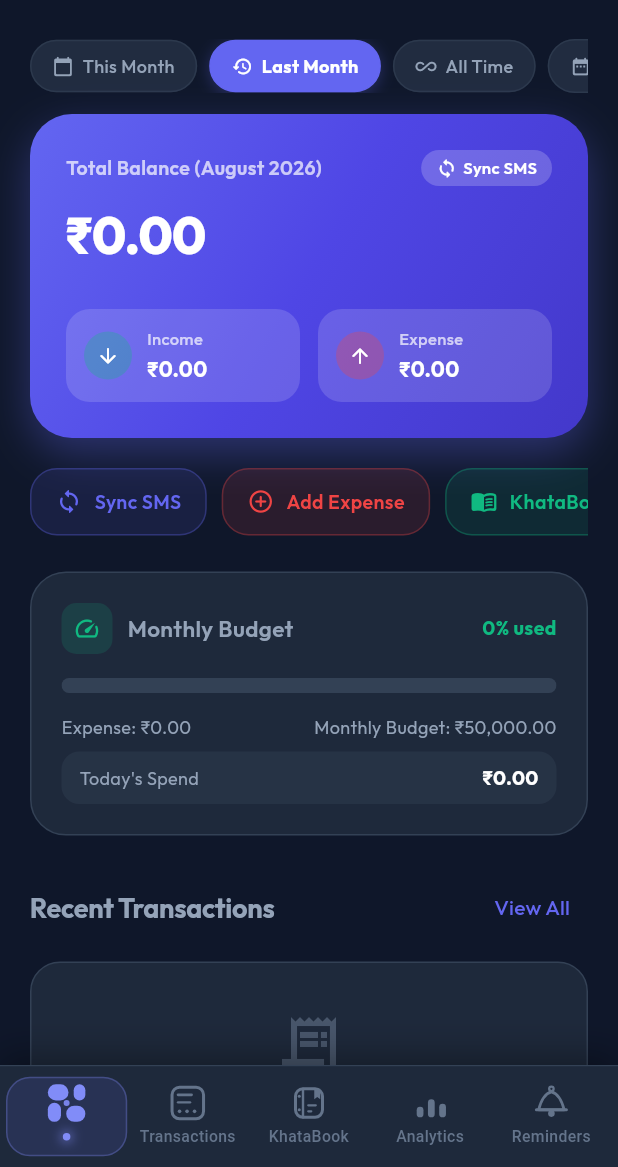
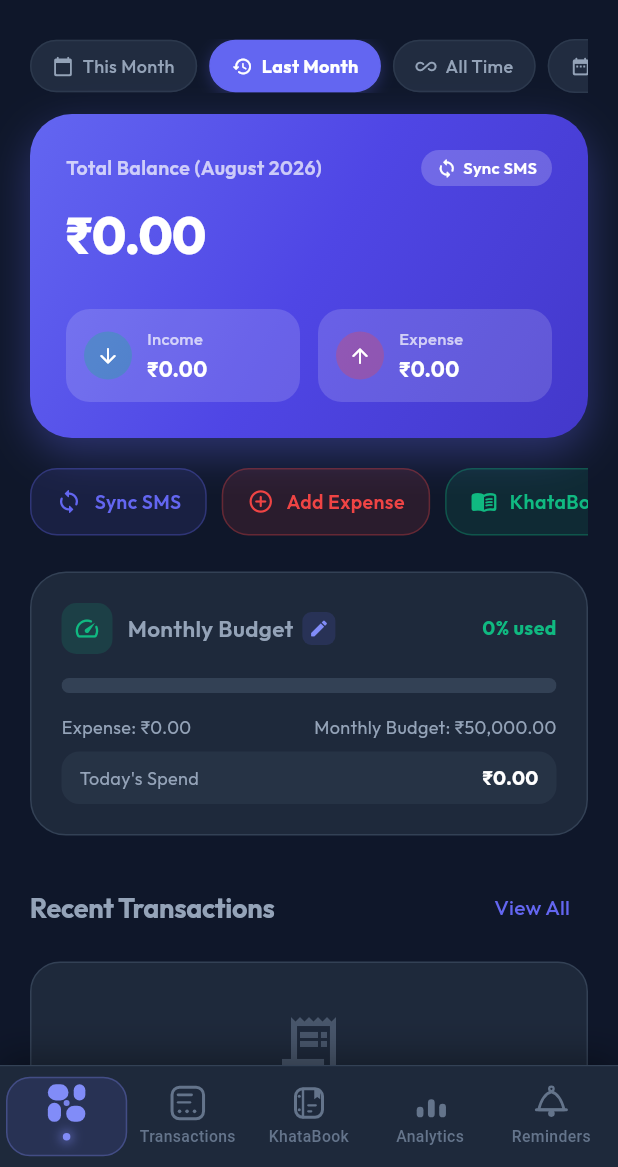
Before and after one commit to rai-ms/expense_tracker, a Flutter app: the screen it shows after launch, after a tap on "Last Month", on a phone screen of 412 x 824 dp, the part 69-1236 px from its top. Run offline on Flutter 3.47's test engine with Material 3 defaults, Android fonts, the phone set to English and light mode, and no system bars; our stand-ins replace bot_toast, equatable, fl_chart, flutter_bloc, flutter_local_notifications, flutter_native_contact_picker and 11 more; missing offline and left inert: flutter_sms_inbox; generated files the repository leaves out were written again.

Commit message:
feat: allow users to adjust and persist monthly budget from SpendMeter on dashboard

```diff
--- a/lib/presentation/modules/dashboard/bloc/dashboard_bloc.dart
+++ b/lib/presentation/modules/dashboard/bloc/dashboard_bloc.dart
@@ -1,5 +1,6 @@
 import 'package:injectable/injectable.dart';
 import 'package:intl/intl.dart';
+import 'package:shared_preferences/shared_preferences.dart';
 
 import '../../../../core/base/bloc_base/base_bloc.dart';
 import '../../../../core/base/bloc_base/bloc_event.dart';
@@ -13,6 +14,8 @@ part 'dashboard_state.dart';
 
 @injectable
 class DashboardBloc extends BaseBloc<DashboardEvent, DashboardData> {
+  static const String _prefMonthlyBudgetKey = 'user_monthly_budget_amount';
+
   final ITransactionRepository _transactionRepository;
   final SmsSyncService _smsSyncService;
 
@@ -24,6 +27,7 @@ class DashboardBloc extends BaseBloc<DashboardEvent, DashboardData> {
     on<LoadDashboardDataEvent>(_onLoadDashboardData);
     on<SyncSmsEvent>(_onSyncSms);
     on<AddQuickTransactionEvent>(_onAddQuickTransaction);
+    on<UpdateMonthlyBudgetEvent>(_onUpdateMonthlyBudget);
   }
 
   Future<void> _onLoadDashboardData(
@@ -88,13 +92,16 @@ class DashboardBloc extends BaseBloc<DashboardEvent, DashboardData> {
 
       final categoryBreakdown = _transactionRepository.getCategoryBreakdown(start: startDate, end: endDate);
 
+      final prefs = await SharedPreferences.getInstance();
+      final monthlyBudget = prefs.getDouble(_prefMonthlyBudgetKey) ?? 50000.0;
+
       emitSuccess(
         data: DashboardData(
           totalBalance: totalBalance,
           totalIncome: totalIncome,
           totalExpense: totalExpense,
           todaySpend: todaySpend,
-          monthlyBudget: 50000.0,
+          monthlyBudget: monthlyBudget,
           recentTransactions: recent,
           categoryBreakdown: categoryBreakdown,
           activeFilter: event.filter,
@@ -176,4 +183,21 @@ class DashboardBloc extends BaseBloc<DashboardEvent, DashboardData> {
       emitFailed(message: 'Failed to add transaction: $e');
     }
   }
+
+  Future<void> _onUpdateMonthlyBudget(
+    UpdateMonthlyBudgetEvent event,
+    dynamic emit,
+  ) async {
+    try {
+      final prefs = await SharedPreferences.getInstance();
+      await prefs.setDouble(_prefMonthlyBudgetKey, event.newBudget);
+      add(LoadDashboardDataEvent(
+        filter: _currentFilter,
+        customStartDate: _customStart,
+        customEndDate: _customEnd,
+      ));
+    } catch (e) {
+      emitFailed(message: 'Failed to update monthly budget: $e');
+    }
+  }
 }
--- a/lib/presentation/modules/dashboard/bloc/dashboard_event.dart
+++ b/lib/presentation/modules/dashboard/bloc/dashboard_event.dart
@@ -52,3 +52,12 @@ class AddQuickTransactionEvent extends DashboardEvent {
   @override
   List<Object?> get props => [transaction];
 }
+
+/// Event to update and persist monthly budget
+class UpdateMonthlyBudgetEvent extends DashboardEvent {
+  final double newBudget;
+  const UpdateMonthlyBudgetEvent(this.newBudget);
+
+  @override
+  List<Object?> get props => [newBudget];
+}
--- a/lib/presentation/modules/dashboard/ui/dashboard_view.dart
+++ b/lib/presentation/modules/dashboard/ui/dashboard_view.dart
@@ -169,6 +169,7 @@ class DashboardView extends WidgetView<DashboardView, DashboardControllerState>
                     todaySpend: data.todaySpend,
                     totalExpense: data.totalExpense,
                     monthlyBudget: data.monthlyBudget,
+                    onEditBudget: () => ctr.onEditMonthlyBudget(data.monthlyBudget),
                   ),
                   const SizedBox(height: 24),
 
--- a/lib/presentation/modules/dashboard/ui/widgets/spend_meter.dart
+++ b/lib/presentation/modules/dashboard/ui/widgets/spend_meter.dart
@@ -9,12 +9,14 @@ class SpendMeter extends StatelessWidget {
   final double todaySpend;
   final double totalExpense;
   final double monthlyBudget;
+  final VoidCallback? onEditBudget;
 
   const SpendMeter({
     super.key,
     required this.todaySpend,
     required this.totalExpense,
     required this.monthlyBudget,
+    this.onEditBudget,
   });
 
   @override
@@ -60,14 +62,37 @@ class SpendMeter extends StatelessWidget {
                       fontWeight: FontWeight.w600,
                     ),
                   ),
+                  if (onEditBudget != null) ...[
+                    const SizedBox(width: 6),
+                    InkWell(
+                      onTap: onEditBudget,
+                      borderRadius: BorderRadius.circular(8),
+                      child: Container(
+                        padding: const EdgeInsets.all(4),
+                        decoration: BoxDecoration(
+                          color: AppColors.primary.withValues(alpha: 0.15),
+                          borderRadius: BorderRadius.circular(6),
+                        ),
+                        child: const Icon(
+                          Icons.edit_rounded,
+                          size: 14,
+                          color: AppColors.primaryLight,
+                        ),
+                      ),
+                    ),
+                  ],
                 ],
               ),
-              Text(
-                '$percentage% used',
-                style: TextStyle(
-                  color: meterColor,
-                  fontWeight: FontWeight.bold,
-                  fontSize: 13,
+              InkWell(
+                onTap: onEditBudget,
+                borderRadius: BorderRadius.circular(8),
+                child: Text(
+                  '$percentage% used',
+                  style: TextStyle(
+                    color: meterColor,
+                    fontWeight: FontWeight.bold,
+                    fontSize: 13,
+                  ),
                 ),
               ),
             ],
```
Also changed, not shown: lib/presentation/modules/dashboard/controller/dashboard_controller.dart (+17 -0 lines), lib/presentation/modules/dashboard/ui/widgets/adjust_budget_modal.dart (added, +265 -0 lines).
